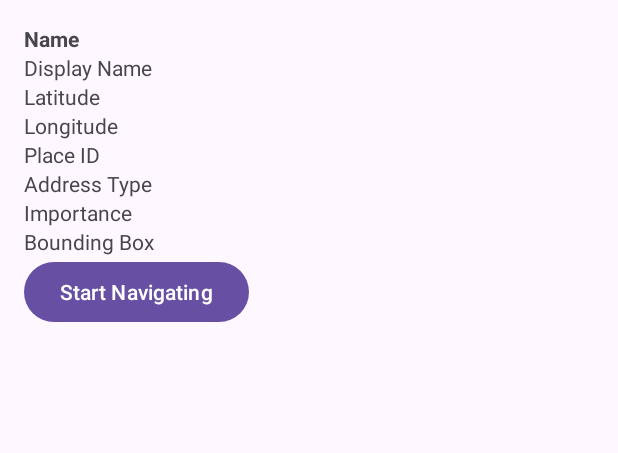
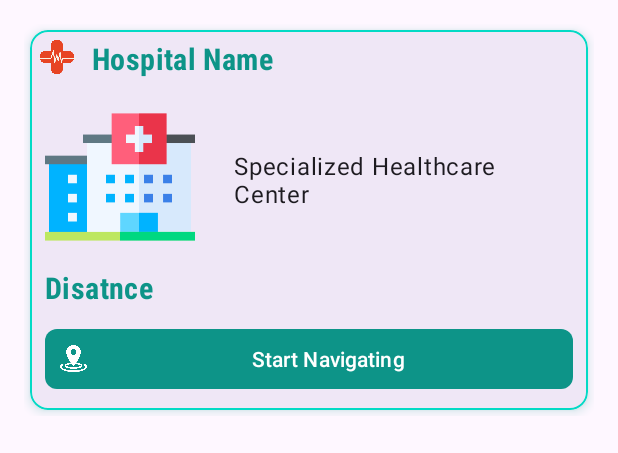
Before and after one commit to vishal-bhutekar21/Age-well-Elder-Care, an Android app: the layout item_hospital.xml on its own in the app's theme, with its tools: preview values and no code run, on a phone screen of 412 x 824 dp. Shown: the top 453 px of the screen. Run offline under Robolectric (Android 15) with nearby library versions, the phone set to English and light mode, and no system bars.

Commit message:
hospital added

```diff
--- a/app/src/main/res/layout/item_hospital.xml
+++ b/app/src/main/res/layout/item_hospital.xml
@@ -1,61 +1,135 @@
+<?xml version="1.0" encoding="utf-8"?>
 <LinearLayout xmlns:android="http://schemas.android.com/apk/res/android"
+    xmlns:app="http://schemas.android.com/apk/res-auto"
     android:layout_width="match_parent"
     android:layout_height="wrap_content"
     android:orientation="vertical"
-    android:padding="16dp">
+    android:padding="16dp"
+    android:background="?attr/colorSurface">
 
-    <TextView
-        android:id="@+id/nameTextView"
+    <!-- Card Container for Better UI -->
+    <com.google.android.material.card.MaterialCardView
         android:layout_width="match_parent"
         android:layout_height="wrap_content"
-        android:text="Name"
-        android:textStyle="bold" />
+        android:layout_margin="4dp"
+        app:cardCornerRadius="12dp"
+        app:cardElevation="4dp"
+        app:strokeWidth="1dp"
+        android:outlineSpotShadowColor="@color/primary"
+        android:outlineAmbientShadowColor="@color/primary"
+        app:strokeColor="@color/accent">
 
-    <TextView
-        android:id="@+id/displayNameTextView"
-        android:layout_width="match_parent"
-        android:layout_height="wrap_content"
-        android:text="Display Name" />
+        <LinearLayout
+            android:layout_width="match_parent"
+            android:layout_height="wrap_content"
+            android:orientation="vertical"
+            >
+            <LinearLayout
+                android:layout_width="match_parent"
+                android:layout_height="wrap_content"
+                android:orientation="horizontal"
+                android:layout_gravity="center_vertical"
+                >
+                <ImageView
+                    android:layout_margin="5dp"
+                    android:layout_width="25dp"
+                    android:layout_height="25dp"
+                    android:src="@drawable/hospitallll"
+                    />
+                <TextView
+                    android:id="@+id/nameTextView"
+                    android:layout_width="match_parent"
+                    android:layout_height="wrap_content"
+                    android:text="Hospital Name"
+                    android:layout_margin="5dp"
+                    android:layout_marginLeft="10dp"
+                    android:textColor="@color/primary"
+                    android:fontFamily="sans-serif-condensed-medium"
+                    android:textAppearance="?attr/textAppearanceHeadline6"
+                    android:textStyle="bold"
+                 />
+            </LinearLayout>
 
-    <TextView
-        android:id="@+id/latTextView"
-        android:layout_width="match_parent"
-        android:layout_height="wrap_content"
-        android:text="Latitude" />
 
-    <TextView
-        android:id="@+id/lonTextView"
-        android:layout_width="match_parent"
-        android:layout_height="wrap_content"
-        android:text="Longitude" />
+            <LinearLayout
+                android:layout_width="match_parent"
+                android:layout_height="wrap_content"
+                android:orientation="horizontal"
+                android:gravity="center_vertical"
 
-    <TextView
-        android:id="@+id/placeIdTextView"
-        android:layout_width="match_parent"
-        android:layout_height="wrap_content"
-        android:text="Place ID" />
+                >
+                <ImageView
+                    android:id="@+id/hospitalImageView"
+                    android:layout_width="100dp"
+                    android:layout_height="100dp"
+                    android:layout_margin="10dp"
+                    android:scaleType="centerCrop"
+                    android:src="@drawable/hospital"
+                    android:contentDescription="Hospital Image"
+                    />
+                <LinearLayout
+                    android:layout_width="match_parent"
+                    android:layout_height="wrap_content"
+                    android:orientation="vertical"
+                    android:padding="16dp">
 
-    <TextView
-        android:id="@+id/addressTypeTextView"
-        android:layout_width="match_parent"
-        android:layout_height="wrap_content"
-        android:text="Address Type" />
+                    <!-- Hospital Image -->
 
-    <TextView
-        android:id="@+id/importanceTextView"
-        android:layout_width="match_parent"
-        android:layout_height="wrap_content"
-        android:text="Importance" />
 
-    <TextView
-        android:id="@+id/boundingBoxTextView"
-        android:layout_width="match_parent"
-        android:layout_height="wrap_content"
-        android:text="Bounding Box" />
-    <Button
-        android:id="@+id/startNavigatingButton"
-        android:layout_width="wrap_content"
-        android:layout_height="wrap_content"
-        android:text="Start Navigating" />
+                    <!-- Name -->
+
+
+                    <!-- Display Name -->
+                    <TextView
+                        android:id="@+id/displayNameTextView"
+                        android:layout_width="match_parent"
+                        android:layout_height="wrap_content"
+                        android:text="Specialized Healthcare Center"
+                        android:textAppearance="?attr/textAppearanceBody1"
+                        android:textColor="?attr/colorOnSurface"
+                        android:paddingTop="4dp"/>
+
+
+
+                </LinearLayout>
+
+                <!-- Navigation Button -->
+
+
+
+            </LinearLayout>
+
+            <TextView
+                android:id="@+id/distanceTextView"
+                android:layout_width="match_parent"
+                android:layout_height="wrap_content"
+                android:text="Disatnce"
+                android:layout_marginLeft="10dp"
+                android:textColor="@color/primary"
+                android:fontFamily="sans-serif-condensed-medium"
+                android:textAppearance="?attr/textAppearanceHeadline6"
+                android:textStyle="bold"
+                />
+
+            <com.google.android.material.button.MaterialButton
+                android:id="@+id/startNavigatingButton"
+                android:layout_width="match_parent"
+                android:layout_height="wrap_content"
+                android:text="Start Navigating"
+                android:layout_marginTop="12dp"
+                app:cornerRadius="8dp"
+                android:padding="10dp"
+                app:icon="@drawable/ic_navigation"
+                app:iconPadding="8dp"
+                app:iconGravity="start"
+                android:layout_margin="10dp"
+                app:backgroundTint="@color/primary"
+                app:rippleColor="?attr/colorPrimaryVariant"/>
+
+        </LinearLayout>
+
+
+
+    </com.google.android.material.card.MaterialCardView>
 
 </LinearLayout>
```
Also changed, not shown: app/src/main/java/com/chaitany/agewell/HospitalActivity.kt (+10 -4 lines), app/src/main/java/com/chaitany/agewell/HospitalAdapter.kt (+22 -14 lines), app/src/main/java/com/chaitany/agewell/LoadingDialog.kt (added, +28 -0 lines), app/src/main/res/layout/dialog_loading.xml (added, +21 -0 lines), app/src/main/res/drawable/hospital.png (added), app/src/main/res/drawable/hospitallggoo.png (added), app/src/main/res/drawable/hospitallll.png (added), app/src/main/res/drawable/ic_navigation.png (added), app/src/main/res/drawable/verify.png (added).
